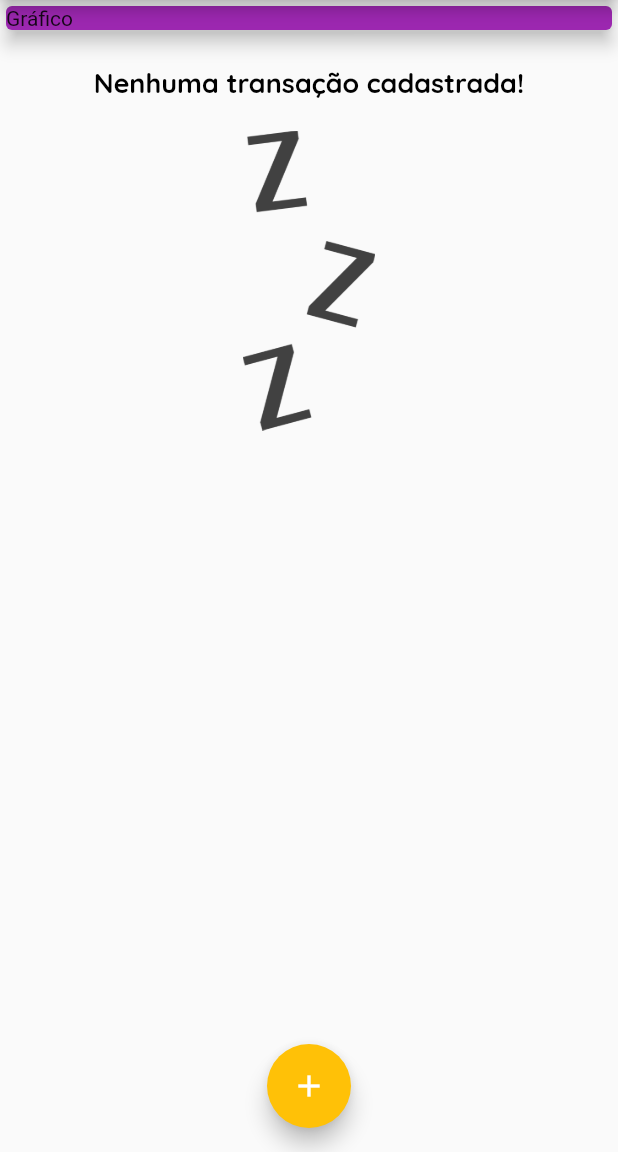
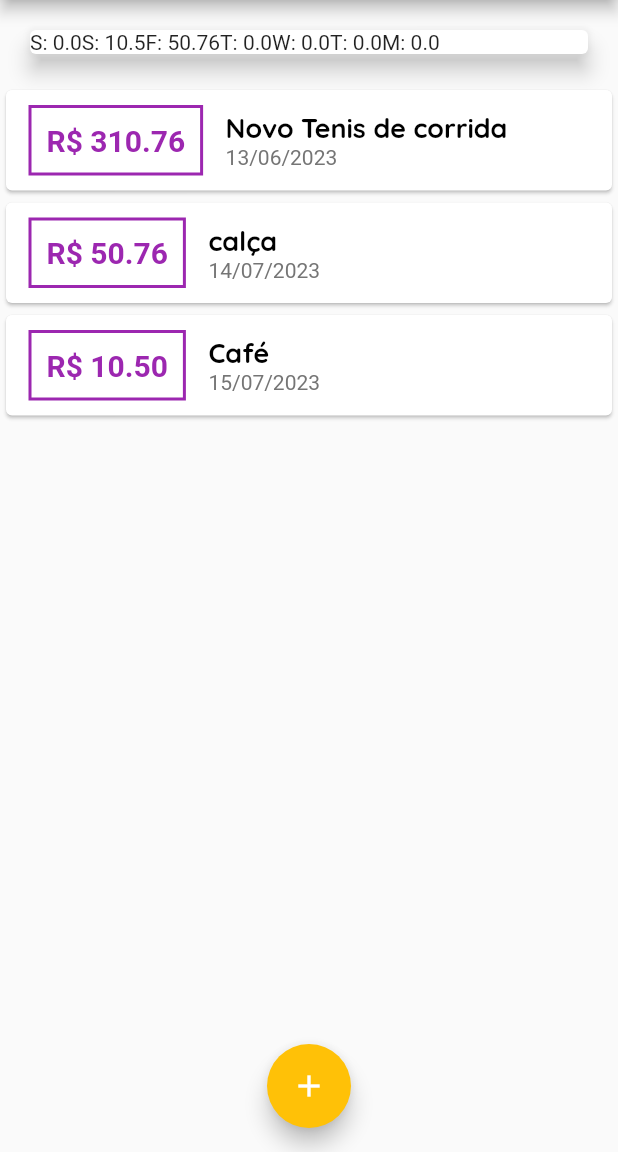
Before and after one commit to TiagOliveiraTI/expenses, a Flutter app: the screen it shows after launch, on a phone screen of 412 x 824 dp, the part 84-1236 px from its top. Run offline on Flutter 3.47's test engine with Material 2 defaults, Android fonts, the phone set to English and light mode, and no system bars.

Commit message:
✨ starat new chart widget

```diff
--- /dev/null
+++ b/lib/components/chart.dart
@@ -0,0 +1,48 @@
+import 'package:expenses/models/transaction.dart';
+import 'package:flutter/material.dart';
+import 'package:intl/intl.dart';
+
+class Chart extends StatelessWidget {
+  const Chart({super.key, required this.recentTransactions});
+
+  final List<Transaction> recentTransactions;
+
+  List<Map<String, Object>> get groupedTransactions {
+    return List.generate(7, (index) {
+      final weekDay = DateTime.now().subtract(
+        Duration(days: index),
+      );
+
+      double totalSum = 0.0;
+
+      for (var i = 0; i < recentTransactions.length; i++) {
+        bool sameDay = recentTransactions[i].date.day == weekDay.day;
+        bool sameMonth = recentTransactions[i].date.month == weekDay.month;
+        bool sameYear = recentTransactions[i].date.year == weekDay.year;
+
+        if (sameDay && sameMonth && sameYear) {
+          totalSum += recentTransactions[i].value;
+        }
+      }
+
+      return {
+        'day': DateFormat.E().format(weekDay)[0],
+        'value': totalSum,
+      };
+    });
+  }
+
+  @override
+  Widget build(BuildContext context) {
+    groupedTransactions;
+    return Card(
+      elevation: 6,
+      margin: EdgeInsets.all(20),
+      child: Row(
+        children: groupedTransactions.map((tr) {
+          return Text('${tr['day']}: ${tr['value']}');
+        }).toList(),
+      ),
+    );
+  }
+}
--- a/lib/components/transaction_list.dart
+++ b/lib/components/transaction_list.dart
@@ -14,17 +14,17 @@ class TransactionList extends StatelessWidget {
       child: transactions.isEmpty
           ? Column(
               children: [
-                SizedBox(
+                const SizedBox(
                   height: 20,
                 ),
                 Text(
                   'Nenhuma transação cadastrada!',
                   style: Theme.of(context).textTheme.titleLarge,
                 ),
-                SizedBox(
+                const SizedBox(
                   height: 20,
                 ),
-                Container(
+                SizedBox(
                   height: 200,
                   child: Image.asset(
                     'assets/images/waiting.png',
--- a/lib/main.dart
+++ b/lib/main.dart
@@ -1,5 +1,6 @@
 import 'dart:math';
 
+import 'package:expenses/components/chart.dart';
 import 'package:flutter/material.dart';
 
 import 'components/transaction_form.dart';
@@ -53,12 +54,24 @@ class MyHomePage extends StatefulWidget {
 
 class _MyHomePageState extends State<MyHomePage> {
   final List<Transaction> _transactions = [
-    // Transaction(
-    // id: 't1',
-    // title: 'Novo Tenis de corrida',
-    // value: 310.76,
-    // date: DateTime.now(),
-    // ),
+    Transaction(
+      id: 't1',
+      title: 'Novo Tenis de corrida',
+      value: 310.76,
+      date: DateTime.now().subtract(Duration(days: 33)),
+    ),
+    Transaction(
+      id: 't2',
+      title: 'calça',
+      value: 50.76,
+      date: DateTime.now().subtract(Duration(days: 2)),
+    ),
+    Transaction(
+      id: 't3',
+      title: 'Café',
+      value: 10.50,
+      date: DateTime.now().subtract(Duration(days: 1)),
+    ),
   ];
 
   @override
@@ -77,11 +90,7 @@ class _MyHomePageState extends State<MyHomePage> {
         child: Column(
           crossAxisAlignment: CrossAxisAlignment.stretch,
           children: [
-            Card(
-              color: Theme.of(context).colorScheme.primary,
-              elevation: 5,
-              child: const Text('Gráfico'),
-            ),
+            Chart(recentTransactions: _recentTransactions),
             TransactionList(transactions: _transactions)
           ],
         ),
@@ -93,6 +102,14 @@ class _MyHomePageState extends State<MyHomePage> {
       floatingActionButtonAnimator: FloatingActionButtonAnimator.scaling,
       floatingActionButtonLocation: FloatingActionButtonLocation.centerFloat,
     );
+  }
+
+  List<Transaction> get _recentTransactions {
+    return _transactions.where((tr) {
+      return tr.date.isAfter(DateTime.now().subtract(
+        Duration(days: 7),
+      ));
+    }).toList();
   }
 
   _openTransactionFormModal(BuildContext context) {
```
